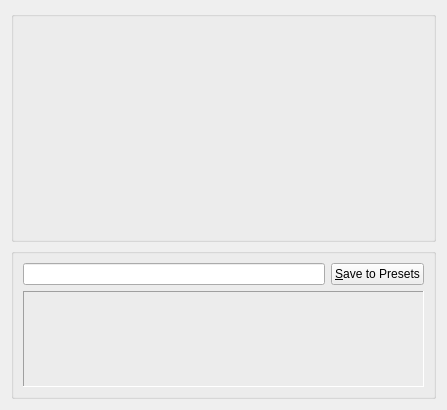
KDE/krita, file krita/ui/forms/wdgpaintoppresets.ui: the form before one commit.
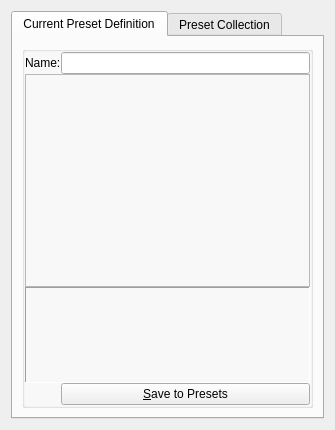
The form after the commit. Custom widgets are drawn as their Qt base class.

Commit message: Use a resource chooser in the preset popup -- the layout is messed up, though, not sure why.

Patch:
```diff
--- a/krita/ui/forms/wdgpaintoppresets.ui
+++ b/krita/ui/forms/wdgpaintoppresets.ui
@@ -5,25 +5,36 @@
    <rect>
     <x>0</x>
     <y>0</y>
-    <width>447</width>
-    <height>410</height>
+    <width>335</width>
+    <height>430</height>
    </rect>
   </property>
-  <layout class="QGridLayout" name="gridLayout_2" >
+  <layout class="QGridLayout" name="gridLayout_4" >
    <item row="0" column="0" >
-    <widget class="QGroupBox" name="grpSettingsPane" >
-     <property name="sizePolicy" >
-      <sizepolicy vsizetype="Expanding" hsizetype="Minimum" >
-       <horstretch>0</horstretch>
-       <verstretch>0</verstretch>
-      </sizepolicy>
+    <widget class="QTabWidget" name="tabPresets" >
+     <property name="minimumSize" >
+      <size>
+       <width>0</width>
+       <height>0</height>
+      </size>
      </property>
-     <property name="title" >
-      <string/>
+     <property name="currentIndex" >
+      <number>0</number>
      </property>
-    </widget>
-   </item>
-   <item row="1" column="0" >
+     <widget class="QWidget" name="tabCustom" >
+      <property name="geometry" >
+       <rect>
+        <x>0</x>
+        <y>0</y>
+        <width>319</width>
+        <height>390</height>
+       </rect>
+      </property>
+      <attribute name="title" >
+       <string>Current Preset Definition</string>
+      </attribute>
+      <layout class="QGridLayout" name="gridLayout" >
+       <item row="0" column="0" >
     <widget class="QGroupBox" name="groupBox" >
      <property name="title" >
       <string/>
@@ -31,18 +42,38 @@
      <property name="flat" >
       <bool>true</bool>
      </property>
-     <layout class="QGridLayout" name="gridLayout" >
+         <layout class="QGridLayout" name="gridLayout_3" >
+          <property name="margin" >
+           <number>0</number>
+          </property>
+          <property name="spacing" >
+           <number>0</number>
+          </property>
       <item row="0" column="0" >
-       <widget class="QLineEdit" name="txtPreset" />
+           <widget class="QLabel" name="label" >
+            <property name="text" >
+             <string>Name:</string>
+            </property>
+           </widget>
       </item>
       <item row="0" column="1" >
-       <widget class="QPushButton" name="bnSave" >
-        <property name="text" >
-         <string>&amp;Save to Presets</string>
+           <widget class="QLineEdit" name="txtPreset" >
+            <property name="toolTip" >
+             <string>Current brush definition</string>
         </property>
        </widget>
       </item>
       <item row="1" column="0" colspan="2" >
+           <widget class="QFrame" name="frmOptionWidgetContainer" >
+            <property name="frameShape" >
+             <enum>QFrame::StyledPanel</enum>
+            </property>
+            <property name="frameShadow" >
+             <enum>QFrame::Raised</enum>
+            </property>
+           </widget>
+          </item>
+          <item row="2" column="0" colspan="2" >
        <widget class="QLabel" name="lblPreview" >
         <property name="sizePolicy" >
          <sizepolicy vsizetype="Fixed" hsizetype="Preferred" >
@@ -70,11 +101,65 @@
         </property>
        </widget>
       </item>
+          <item row="3" column="1" >
+           <widget class="QPushButton" name="bnSave" >
+            <property name="toolTip" >
+             <string>save the current brush definition under this name</string>
+            </property>
+            <property name="text" >
+             <string>&amp;Save to Presets</string>
+            </property>
+           </widget>
+          </item>
      </layout>
     </widget>
    </item>
   </layout>
  </widget>
+     <widget class="QWidget" name="tab_2" >
+      <property name="geometry" >
+       <rect>
+        <x>0</x>
+        <y>0</y>
+        <width>319</width>
+        <height>390</height>
+       </rect>
+      </property>
+      <attribute name="title" >
+       <string>Preset Collection</string>
+      </attribute>
+      <layout class="QGridLayout" name="gridLayout_2" >
+       <item row="0" column="0" >
+        <widget class="QLabel" name="lblName" >
+         <property name="text" >
+          <string>Name</string>
+         </property>
+        </widget>
+       </item>
+       <item row="1" column="0" >
+        <widget class="KisPresetChooser" native="1" name="wdgPresetChooser" >
+         <property name="sizePolicy" >
+          <sizepolicy vsizetype="Expanding" hsizetype="Expanding" >
+           <horstretch>0</horstretch>
+           <verstretch>0</verstretch>
+          </sizepolicy>
+         </property>
+        </widget>
+       </item>
+      </layout>
+     </widget>
+    </widget>
+   </item>
+  </layout>
+ </widget>
+ <customwidgets>
+  <customwidget>
+   <class>KisPresetChooser</class>
+   <extends>QWidget</extends>
+   <header>widgets/kis_preset_chooser.h</header>
+   <container>1</container>
+  </customwidget>
+ </customwidgets>
  <resources/>
  <connections/>
 </ui>
```
Left out of the diff: 3 changed lines with no effect on the pictures. Lines whose indentation alone changed are shown as unchanged. The commit also changes 7 other files.
